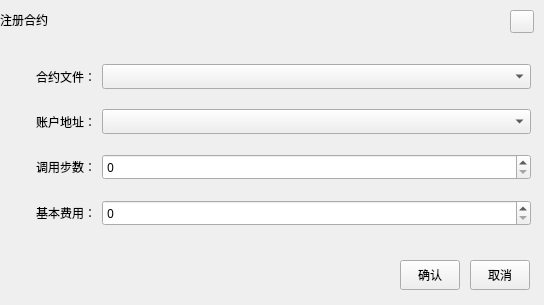
Qt form ChainIDE/custom/RegisterContractDialogHX.ui (HcashOrg/HX-IDE) before a commit.
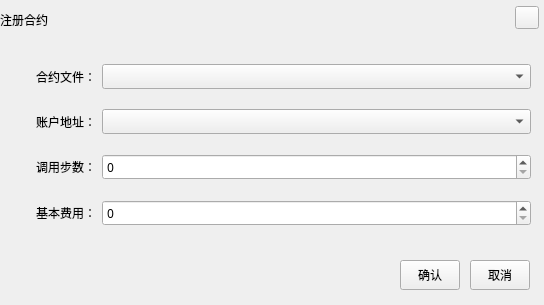
The same form after that commit.

Diff of the .ui file:
```diff
--- a/ChainIDE/custom/RegisterContractDialogHX.ui
+++ b/ChainIDE/custom/RegisterContractDialogHX.ui
@@ -48,8 +48,8 @@
   <widget class="QToolButton" name="closeBtn">
    <property name="geometry">
     <rect>
-     <x>510</x>
-     <y>10</y>
+     <x>515</x>
+     <y>6</y>
      <width>24</width>
      <height>23</height>
     </rect>
```
